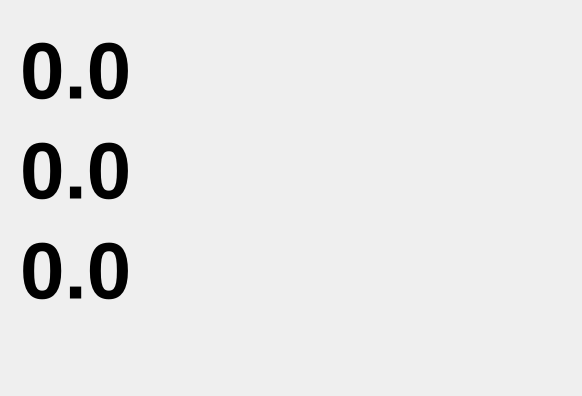
Above: src/formVisionWindow/formvisionwindow.ui from guanglun/GLMocap before the change. Below: the same form after it.
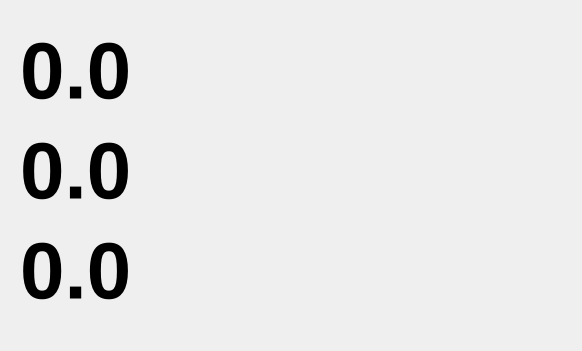
That is the form after the change.

The edit to the form file:
```diff
--- a/src/formVisionWindow/formvisionwindow.ui
+++ b/src/formVisionWindow/formvisionwindow.ui
@@ -7,7 +7,7 @@
     <x>0</x>
     <y>0</y>
     <width>582</width>
-    <height>396</height>
+    <height>351</height>
    </rect>
   </property>
   <property name="minimumSize">
```
